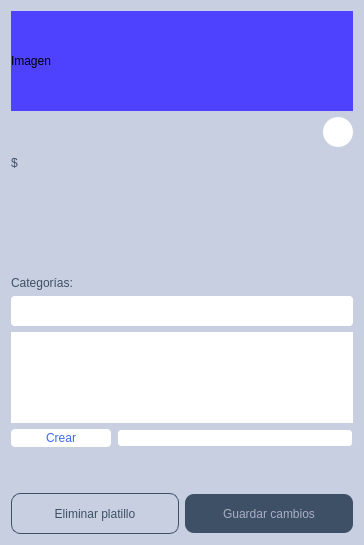
AngelGenis/Appetizer, file appetizer-core/components-manager/crudplatillo.ui: the form before one commit.
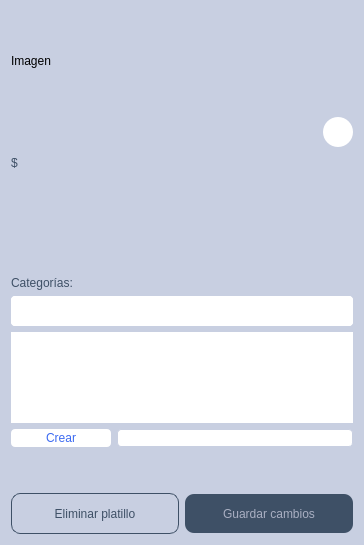
The form after the commit. Icons and pictures are not drawn.

Commit message: Agregar widget platillo

What changed in the file:
```diff
--- a/appetizer-core/components-manager/crudplatillo.ui
+++ b/appetizer-core/components-manager/crudplatillo.ui
@@ -148,8 +148,7 @@
       </size>
      </property>
      <property name="styleSheet">
-      <string notr="true">background-color: rgb(78, 66, 255);
-border-color: rgb(14, 255, 54);</string>
+      <string notr="true"/>
      </property>
      <property name="text">
       <string>Imagen</string>
```
Left out of the diff: 8 changed lines with no effect on the pictures. The commit also changes 4 other files.
